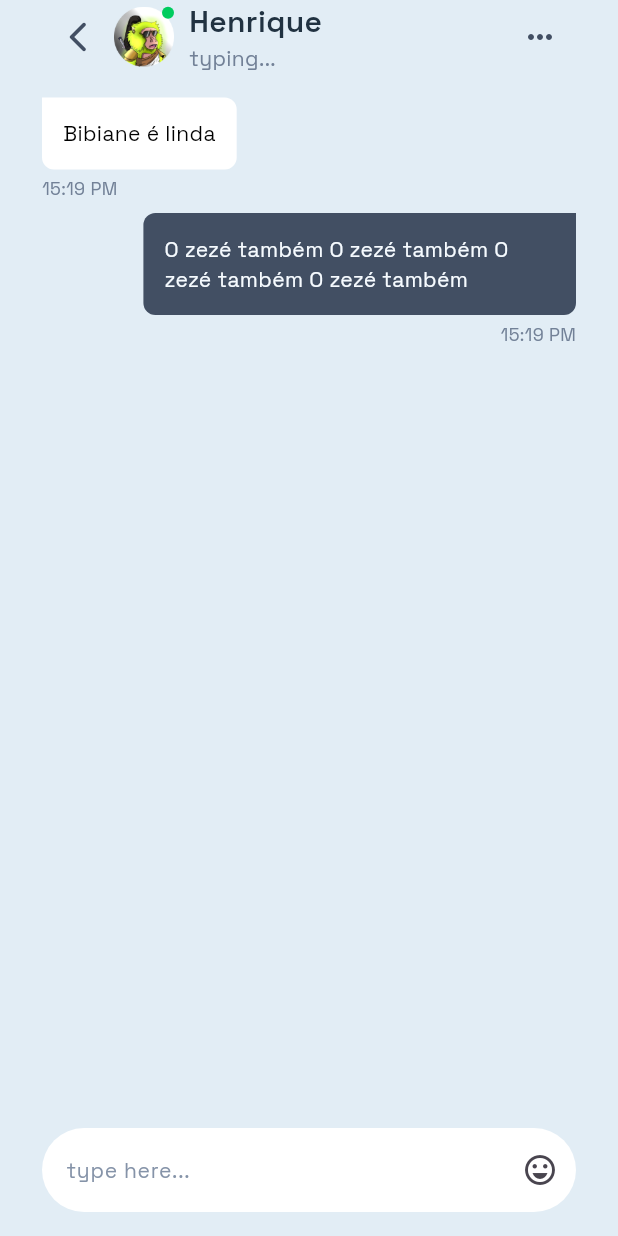
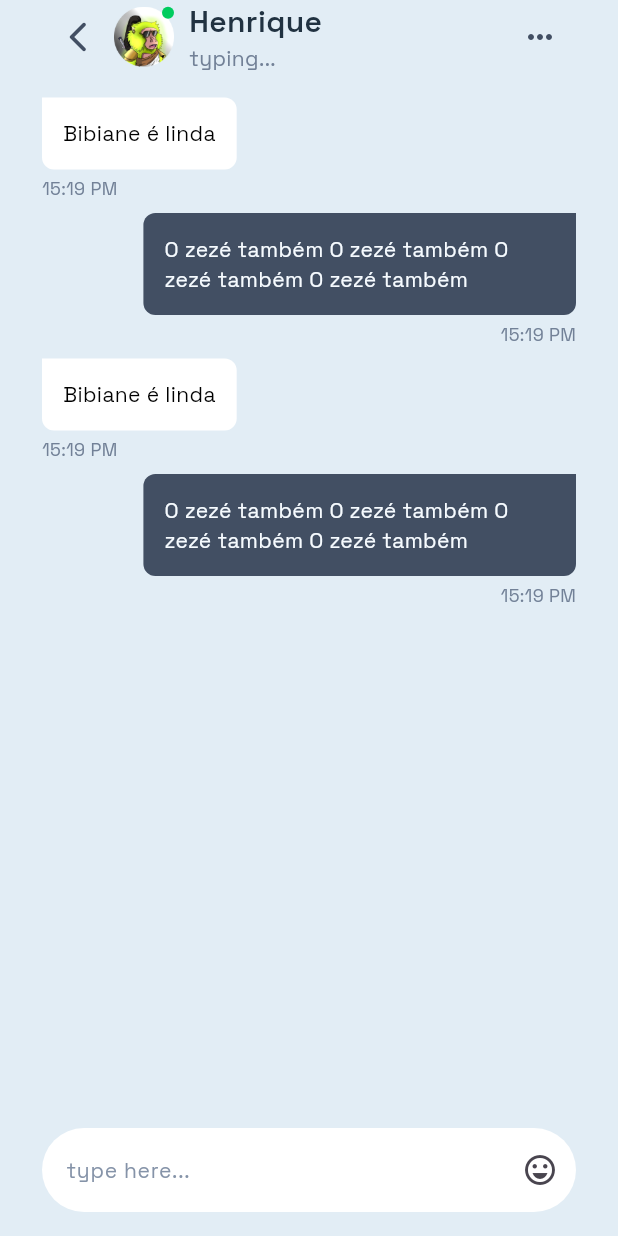
Before and after one commit to hmartiins/GotterChat-App, a Flutter app: the ChatPage screen opened by its route, on a phone screen of 412 x 824 dp. Run offline on Flutter 3.47's test engine with Material 3 defaults, Android fonts, the phone set to English and light mode, and no system bars; our stand-ins replace flutter_dotenv, flutter_mobx, flutter_modular, flutter_screenutil, flutter_svg, google_fonts; project files that could hold a hidden picture were left out.

Commit message:
feat: add listview to scroll in chat page

```diff
--- a/lib/app/modules/chat/presentation/pages/chat_page.dart
+++ b/lib/app/modules/chat/presentation/pages/chat_page.dart
@@ -18,10 +18,10 @@ class ChatPage extends StatelessWidget {
           crossAxisAlignment: CrossAxisAlignment.start,
           children: [
             const TopBarChat(),
-            Padding(
-              padding: EdgeInsets.symmetric(vertical: Tp.size.ref16),
-              child: SingleChildScrollView(
-                child: Column(
+            Expanded(
+              child: Padding(
+                padding: EdgeInsets.symmetric(vertical: Tp.size.ref16),
+                child: ListView(
                   children: [
                     const MessageChat(
                       message: 'Bibiane é linda',
@@ -35,12 +35,23 @@ class ChatPage extends StatelessWidget {
                       time: 15.19,
                       type: MessageType.sent,
                     ),
+                    SizedBox(height: Tp.size.ref8),
+                    const MessageChat(
+                      message: 'Bibiane é linda',
+                      time: 15.19,
+                      type: MessageType.received,
+                    ),
+                    SizedBox(height: Tp.size.ref8),
+                    const MessageChat(
+                      message:
+                          'O zezé também O zezé também O zezé também O zezé também',
+                      time: 15.19,
+                      type: MessageType.sent,
+                    ),
+                    SizedBox(height: Tp.size.ref8),
                   ],
                 ),
               ),
-            ),
-            Expanded(
-              child: Container(),
             ),
             const InputMessageChat(),
           ],
```
Also changed, not shown: 1 other file.
